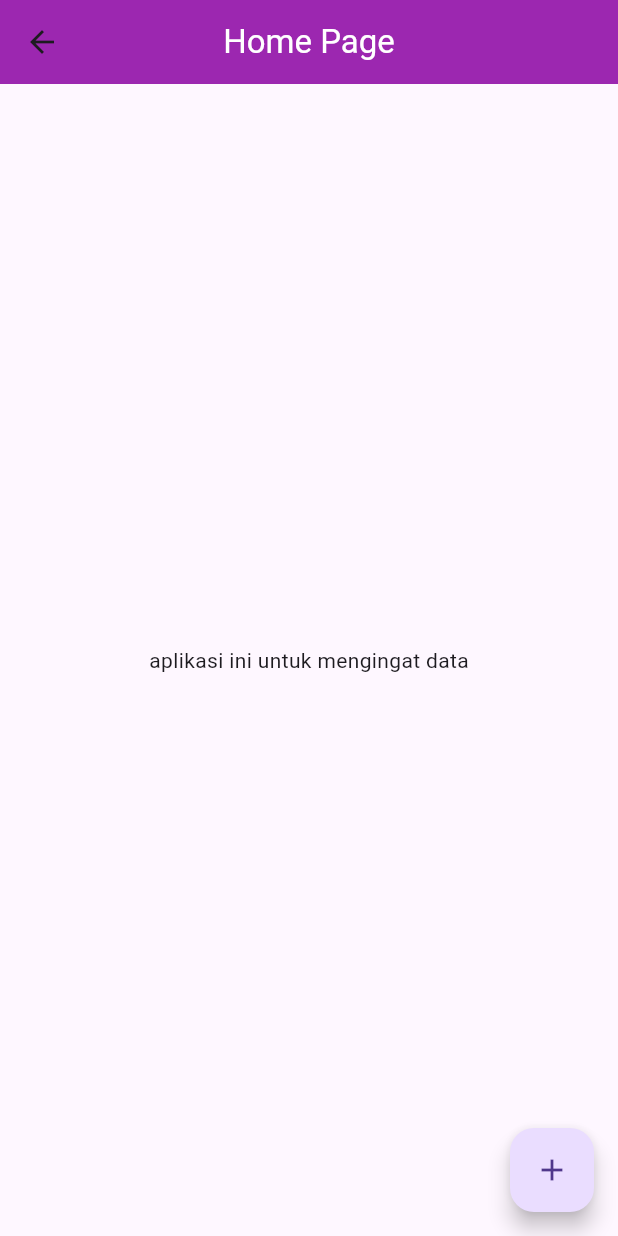
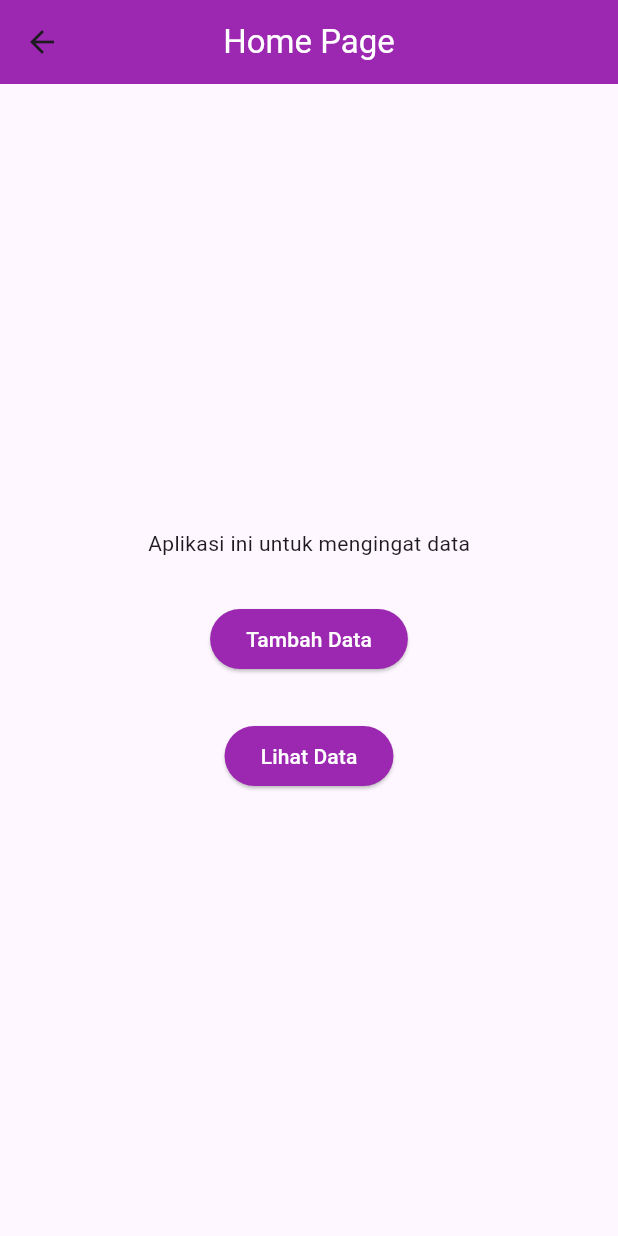
Before and after one commit to FAHMIABROR/ujian_1, a Flutter app: the screen it shows after launch, after a tap on "Next", on a phone screen of 412 x 824 dp. Run offline on Flutter 3.47's test engine with Material 3 defaults, Android fonts, the phone set to English and light mode, and no system bars; network calls fail.

Commit message:
first commit

```diff
--- a/training/lib/HomePage.dart
+++ b/training/lib/HomePage.dart
@@ -1,5 +1,6 @@
 import 'package:flutter/material.dart';
 import 'package:training/Tambah.dart';
+import 'package:training/daftar.dart';
 
 class Homepage extends StatelessWidget {
   const Homepage({super.key});
@@ -18,17 +19,35 @@ class Homepage extends StatelessWidget {
       body: Center(
         child: Column(
           mainAxisAlignment: MainAxisAlignment.center,
-          children: [Text('aplikasi ini untuk mengingat data')],
+          children: [
+            Text('Aplikasi ini untuk mengingat data'),
+            SizedBox(height: 30),
+            ElevatedButton(
+              style: ElevatedButton.styleFrom(
+                backgroundColor: Colors.purple,
+              ),
+              onPressed: () {
+                Navigator.push(context, MaterialPageRoute(builder: (context) {
+                  return Tambah();
+                }));
+              },
+              child: Text('Tambah Data',style: TextStyle(color: Colors.white),),
+            ),
+            SizedBox(height: 30),
+            ElevatedButton(
+              style: ElevatedButton.styleFrom(
+                backgroundColor: Colors.purple,
+              ),
+              onPressed: () {
+                Navigator.push(context, MaterialPageRoute(builder: (context) {
+                  return Daftar();
+                }));
+              },
+              child: Text('Lihat Data',style: TextStyle(color: Colors.white),),
+            ),
+          ],
         ),
       ),
-      floatingActionButton:FloatingActionButton(
-          onPressed: () {
-            Navigator.push(context, MaterialPageRoute(builder: (context) {
-              return Tambah();
-            }));
-          },
-          child: Icon(Icons.add)
-          ),
     );
   }
 }
--- a/training/lib/opening.dart
+++ b/training/lib/opening.dart
@@ -15,19 +15,31 @@ class Opening extends StatelessWidget {
         backgroundColor: Colors.purple,
         centerTitle: true,
       ),
-      body: Column(
+      body: Center(
+        child: Column(
+          mainAxisAlignment: MainAxisAlignment.center,
           children: [
-          Center(child: Image.network('https://tse1.mm.bing.net/th?id=OIP.FmC7zwiirBMwHqwUsYIQIQHaH2&pid=Api&P=0&h=180', ))
-        ],
+            Image.network(
+              'https://tse1.mm.bing.net/th?id=OIP.FmC7zwiirBMwHqwUsYIQIQHaH2&pid=Api&P=0&h=180',
             ),
-      floatingActionButton: ElevatedButton(
+            SizedBox(height: 100),
+            Center(
+              child: ElevatedButton(
+                style: ElevatedButton.styleFrom(
+                  minimumSize: Size(300, 50),
+                  backgroundColor: Colors.purple,
+                ),
                 onPressed: () {
                   Navigator.push(context, MaterialPageRoute(builder: (context) {
                     return Homepage();
                   }));
                 },
-          child: Text('Next')),
+                child: Text('Next',style: TextStyle(color: Colors.white),),
+              ),
+            ),
+          ],
+        ),
+      ),
     );
-
   }
 }
```
Also changed, not shown: training/lib/Tambah.dart (+85 -24 lines), training/lib/daftar.dart (+67 -3 lines). Lines whose indentation alone changed are shown as unchanged.
